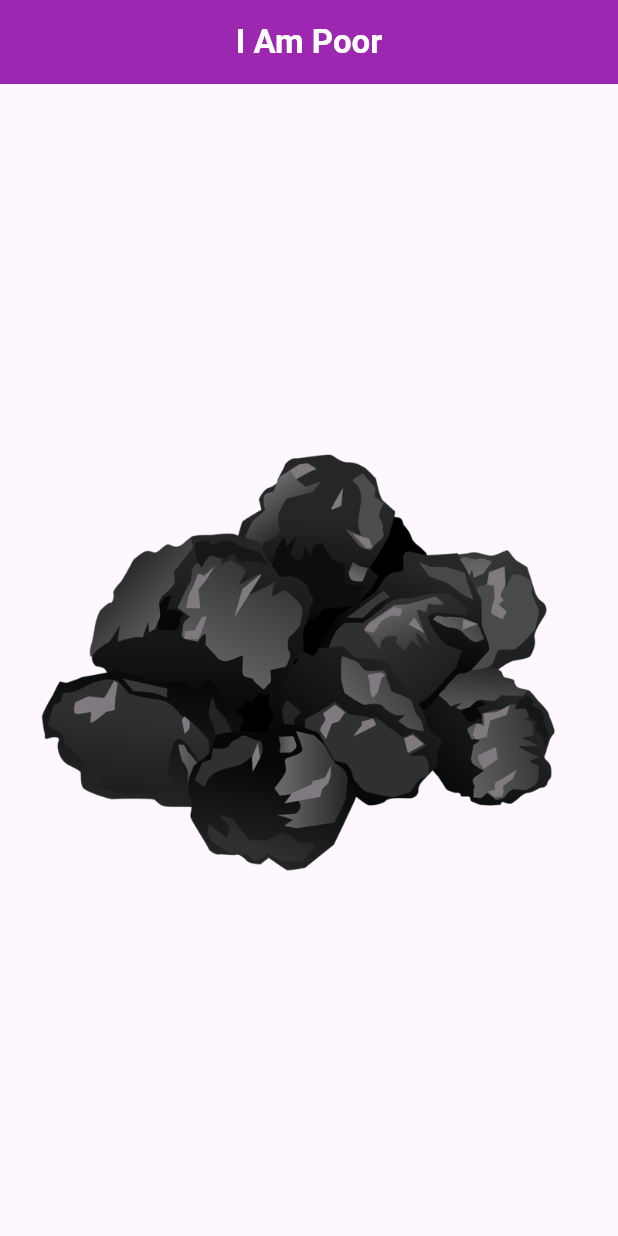
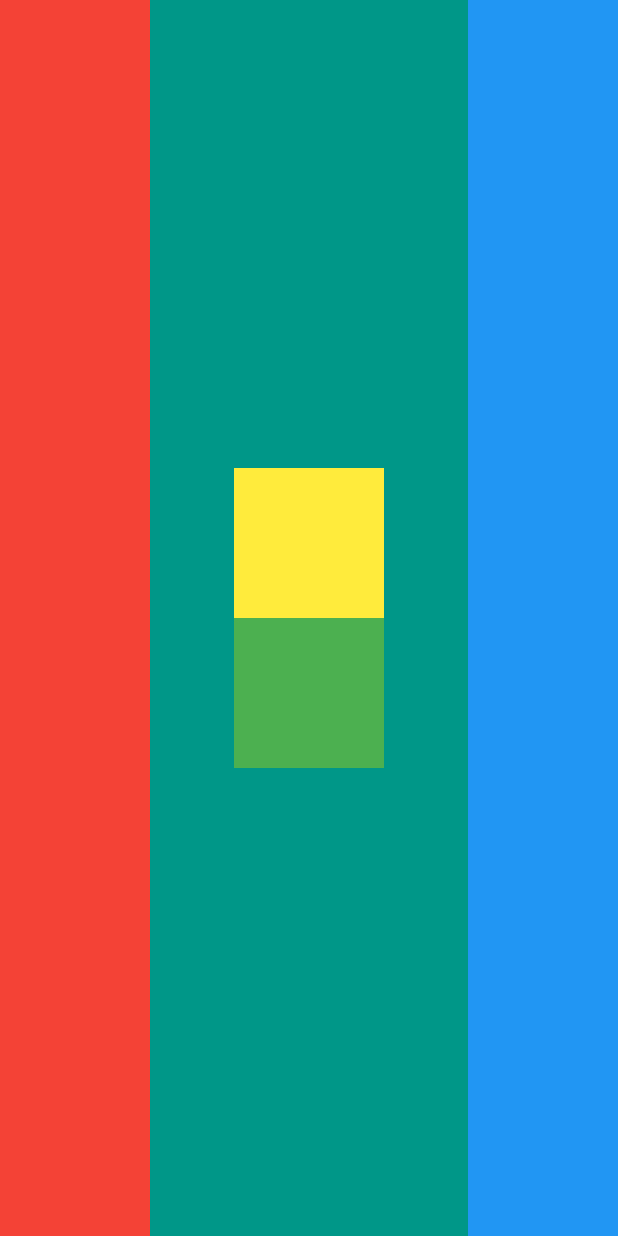
Before and after one commit to IsayaOsward/Udemy-Apps-Challenges, a Flutter app: the screen it shows after launch, on a phone screen of 412 x 824 dp. Run offline on Flutter 3.47's test engine with Material 3 defaults, Android fonts, the phone set to English and light mode, and no system bars.

Commit message:
Created a simple layout as shown by Angela Yu

```diff
--- a/lib/main.dart
+++ b/lib/main.dart
@@ -1,26 +1,47 @@
 import 'package:flutter/material.dart';
 
-void main() => runApp(const MaterialApp(
-      debugShowCheckedModeBanner: false,
-      home: HomeScreen(),
-    ));
+void main()=>runApp(
+  MaterialApp(
+    home: HomePage(),
+  )
+);
 
-class HomeScreen extends StatelessWidget {
-  const HomeScreen({super.key});
+class HomePage extends StatelessWidget {
+  const HomePage({super.key});
 
   @override
   Widget build(BuildContext context) {
     return Scaffold(
-      appBar: AppBar(
-        title: const Text(
-          "I Am Poor",
-          style: TextStyle(color: Colors.white, fontWeight: FontWeight.bold),
+      backgroundColor: Colors.teal,
+      body: SafeArea(
+        child: Row(
+          mainAxisAlignment: MainAxisAlignment.spaceBetween,
+          children: [
+            Container(
+              width: 100,
+              color: Colors.red,
+            ),
+            Column(
+              mainAxisAlignment: MainAxisAlignment.center,
+              children: [
+                Container(
+                  width: 100,
+                  height: 100,
+                  color: Colors.yellow,
+                ),
+                Container(
+                  width: 100,
+                  height: 100,
+                  color: Colors.green,
+                )
+              ],
+            ),
+            Container(
+              width: 100,
+              color: Colors.blue,
+            ),
+          ],
         ),
-        centerTitle: true,
-        backgroundColor: Colors.purple,
-      ),
-      body: Center(
-        child: Image.asset("images/coal.png"),
       ),
     );
   }
```
